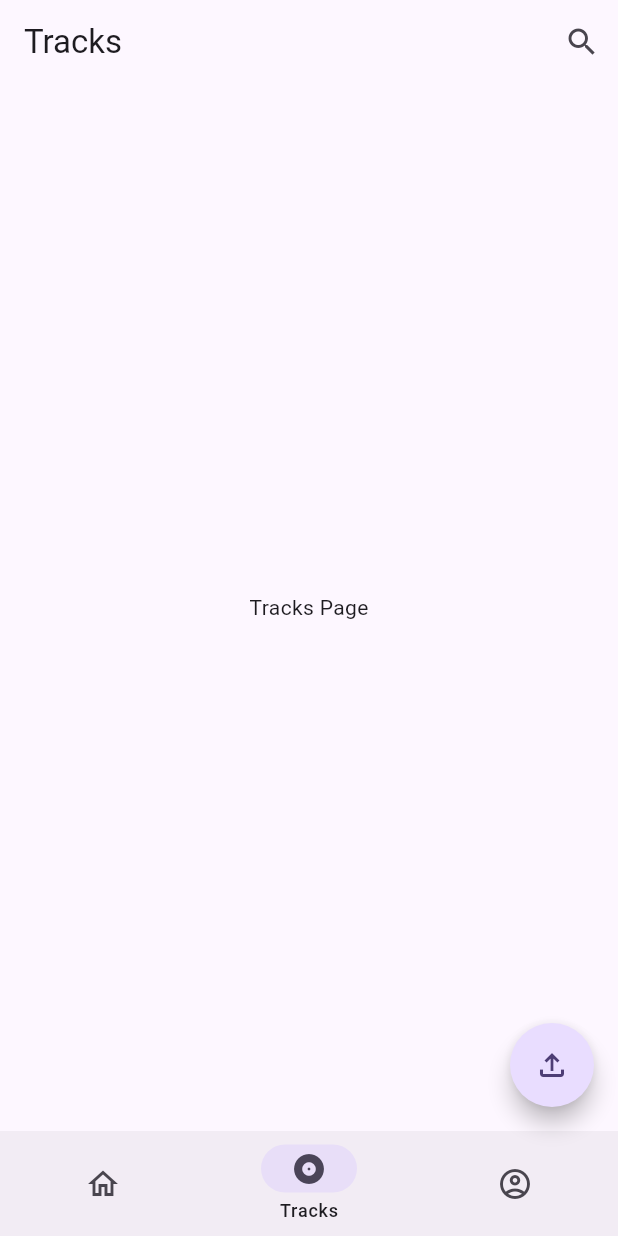
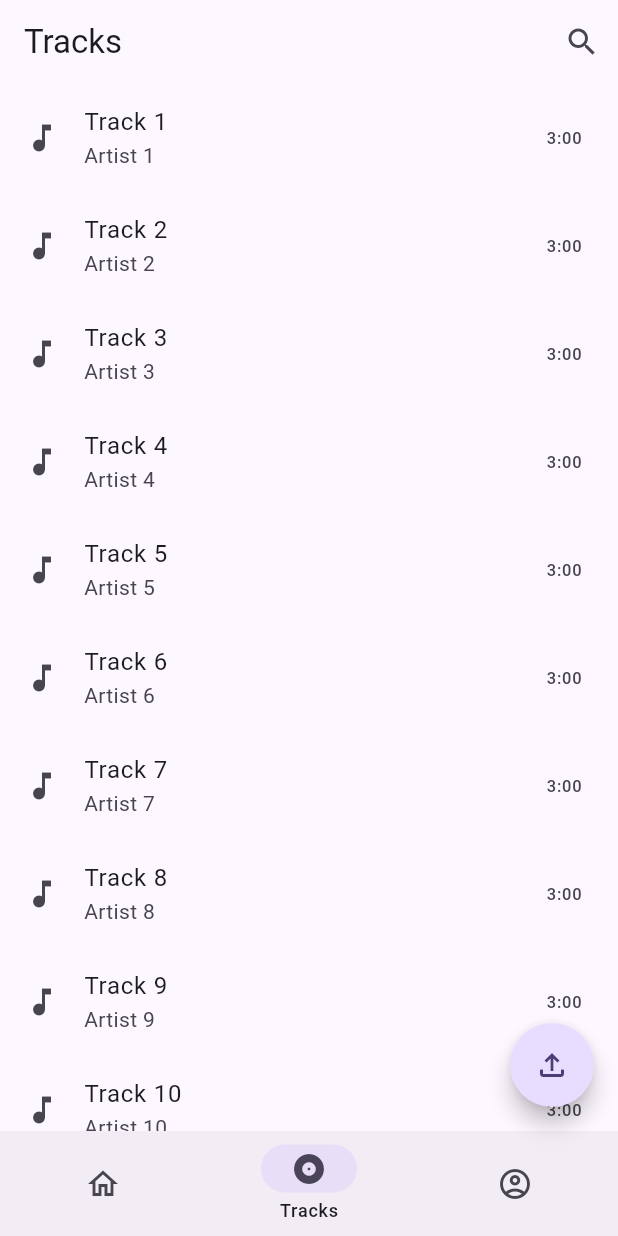
Before and after one commit to and-rose/audinote-mobile, a Flutter app: the screen it shows after launch, item 2 of the bottom bar chosen, on a phone screen of 412 x 824 dp. Run offline on Flutter 3.47's test engine with Material 2 defaults, Android fonts, the phone set to English and light mode, and no system bars.

Commit message:
Added track list

```diff
--- a/lib/screens/tracks.dart
+++ b/lib/screens/tracks.dart
@@ -1,10 +1,108 @@
 import 'package:flutter/material.dart';
+
+final List<Map<String, dynamic>> tracks = [
+  {
+    'title': 'Track 1',
+    'artist': 'Artist 1',
+    'album': 'Album 1',
+    'duration': '3:00',
+  },
+  {
+    'title': 'Track 2',
+    'artist': 'Artist 2',
+    'album': 'Album 2',
+    'duration': '3:00',
+  },
+  {
+    'title': 'Track 3',
+    'artist': 'Artist 3',
+    'album': 'Album 3',
+    'duration': '3:00',
+  },
+  {
+    'title': 'Track 4',
+    'artist': 'Artist 4',
+    'album': 'Album 4',
+    'duration': '3:00',
+  },
+  {
+    'title': 'Track 5',
+    'artist': 'Artist 5',
+    'album': 'Album 5',
+    'duration': '3:00',
+  },
+  {
+    'title': 'Track 6',
+    'artist': 'Artist 6',
+    'album': 'Album 6',
+    'duration': '3:00',
+  },
+  {
+    'title': 'Track 7',
+    'artist': 'Artist 7',
+    'album': 'Album 7',
+    'duration': '3:00',
+  },
+  {
+    'title': 'Track 8',
+    'artist': 'Artist 8',
+    'album': 'Album 8',
+    'duration': '3:00',
+  },
+  {
+    'title': 'Track 9',
+    'artist': 'Artist 9',
+    'album': 'Album 9',
+    'duration': '3:00',
+  },
+  {
+    'title': 'Track 10',
+    'artist': 'Artist 10',
+    'album': 'Album 10',
+    'duration': '3:00',
+  },
+  {
+    'title': 'Track 11',
+    'artist': 'Artist 11',
+    'album': 'Album 11',
+    'duration': '3:00',
+  },
+  {
+    'title': 'Track 12',
+    'artist': 'Artist 12',
+    'album': 'Album 12',
+    'duration': '3:00',
+  },
+  {
+    'title': 'Track 13',
+    'artist': 'Artist 13',
+    'album': 'Album 13',
+    'duration': '3:00',
+  },
+];
 
 class TracksScreen extends StatelessWidget {
   const TracksScreen({super.key});
 
   @override
   Widget build(BuildContext context) {
-    return const Center(child: Text("Tracks Page"));
+    return ListView.builder(
+      itemCount: tracks.length,
+      prototypeItem: ListTile(
+        leading: const Icon(Icons.music_note),
+        title: Text(tracks.first['title']),
+        subtitle: Text(tracks.first['artist']),
+        trailing: Text(tracks.first['duration']),
+      ),
+      itemBuilder: (BuildContext context, int index) {
+        return ListTile(
+          onTap: () {},
+          leading: const Icon(Icons.music_note),
+          title: Text(tracks[index]['title']),
+          subtitle: Text(tracks[index]['artist']),
+          trailing: Text(tracks[index]['duration']),
+        );
+      },
+    );
   }
 }
```
